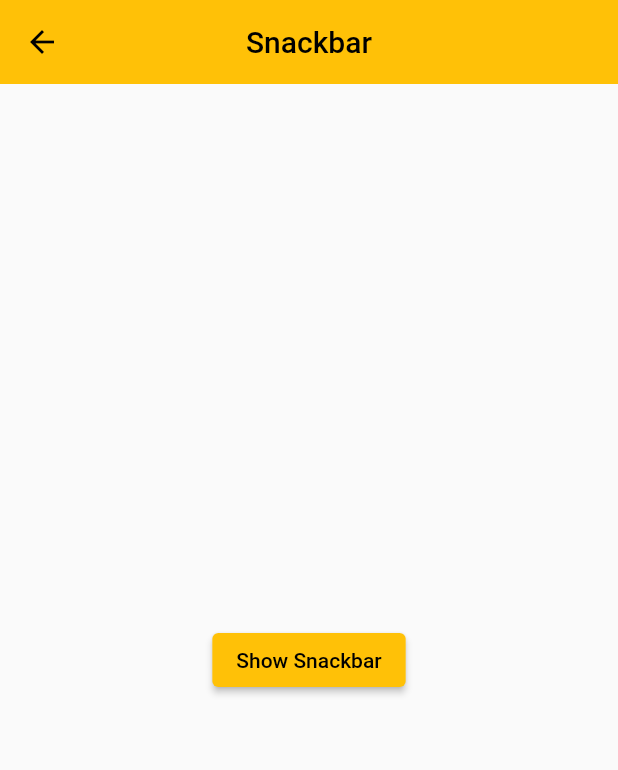
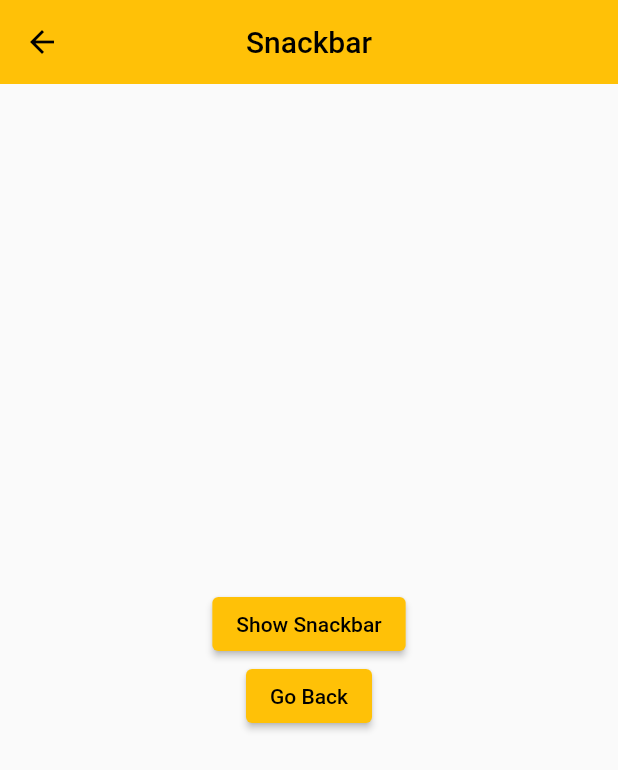
Before and after one commit to chayan-1906/getx-demo, a Flutter app: the screen it shows after launch, after a tap on "SnackBar Screen", on a phone screen of 412 x 824 dp. Shown: the top 770 px of the screen. Run offline on Flutter 3.47's test engine with Material 2 defaults, Android fonts, the phone set to English and light mode, and no system bars; our stand-ins replace get.

Commit message:
#5. Route Navigation for unnamed routes

```diff
--- a/lib/home_screen.dart
+++ b/lib/home_screen.dart
@@ -1,4 +1,5 @@
 import 'package:flutter/material.dart';
+import 'package:get/get.dart';
 import 'package:getx_demo/snackbar_screen.dart';
 
 import 'bottom_sheet_screen.dart';
@@ -19,12 +20,22 @@ class HomeScreen extends StatelessWidget {
           children: [
             /// snackbar
             ElevatedButton(
-              onPressed: () {
-                Navigator.push(
+              onPressed: () async {
+                /*Navigator.push(
                   context,
                   MaterialPageRoute(
                       builder: (context) => const SnackBarScreen()),
-                );
+                );*/
+                // Get.to(
+                //   const SnackBarScreen(),
+                //   fullscreenDialog: true,
+                //   transition: Transition.zoom,
+                //   // duration: const Duration(milliseconds: 4000),
+                //   curve: Curves.bounceInOut,
+                //   arguments: 'Data from home screen',
+                // );
+                var data = await Get.to(() => SnackBarScreen());
+                print('The received data: $data');
               },
               child: const Text('SnackBar Screen'),
             ),
--- a/lib/snackbar_screen.dart
+++ b/lib/snackbar_screen.dart
@@ -12,6 +12,9 @@ class SnackBarScreen extends StatelessWidget {
         child: Column(
           mainAxisAlignment: MainAxisAlignment.center,
           children: [
+            if (Get.arguments != null) Text(Get.arguments),
+
+            /// show snackbar
             ElevatedButton(
               onPressed: () {
                 Get.snackbar(
@@ -76,7 +79,7 @@ class SnackBarScreen extends StatelessWidget {
                   showProgressIndicator: true,
                   progressIndicatorBackgroundColor: Colors.black,
                   progressIndicatorValueColor:
-                  const AlwaysStoppedAnimation<Color>(Colors.white),
+                      const AlwaysStoppedAnimation<Color>(Colors.white),
                   reverseAnimationCurve: Curves.bounceInOut,
                   snackbarStatus: (value) {
                     print(value);
@@ -92,6 +95,14 @@ class SnackBarScreen extends StatelessWidget {
               },
               child: const Text('Show Snackbar'),
             ),
+
+            /// go back
+            ElevatedButton(
+              onPressed: () {
+                Get.back(result: 'This is from Snackbar Screen');
+              },
+              child: const Text('Go Back'),
+            ),
           ],
         ),
       ),
```
